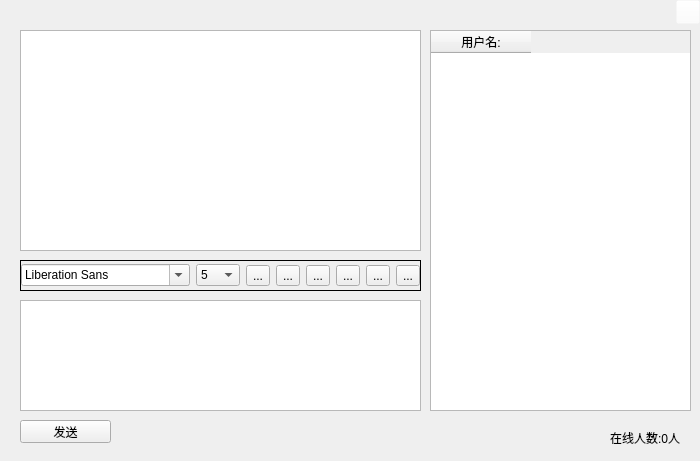
Above: QQClient/widgetclint.ui from adad15/qq- before the change. Below: the same form after it.
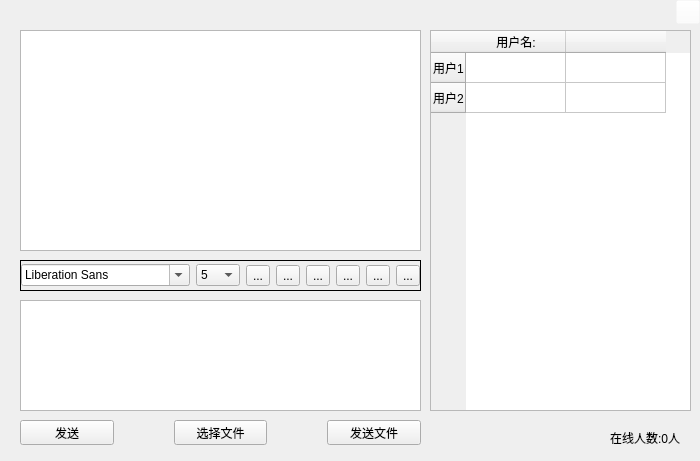
That is the form after the change. Icons and pictures are not drawn.

Diff of the .ui file:
```diff
--- a/QQClient/widgetclint.ui
+++ b/QQClient/widgetclint.ui
@@ -222,19 +222,6 @@
     </rect>
    </property>
   </widget>
-  <widget class="QPushButton" name="pBsend">
-   <property name="geometry">
-    <rect>
-     <x>20</x>
-     <y>420</y>
-     <width>91</width>
-     <height>23</height>
-    </rect>
-   </property>
-   <property name="text">
-    <string>发送</string>
-   </property>
-  </widget>
   <widget class="QLabel" name="labelnumber">
    <property name="geometry">
     <rect>
@@ -257,11 +244,62 @@
      <height>381</height>
     </rect>
    </property>
+   <row>
+    <property name="text">
+     <string>用户1</string>
+    </property>
+   </row>
+   <row>
+    <property name="text">
+     <string>用户2</string>
+    </property>
+   </row>
    <column>
     <property name="text">
      <string>用户名:</string>
     </property>
    </column>
+   <column>
+    <property name="text">
+     <string/>
+    </property>
+   </column>
+  </widget>
+  <widget class="QWidget" name="">
+   <property name="geometry">
+    <rect>
+     <x>20</x>
+     <y>420</y>
+     <width>401</width>
+     <height>25</height>
+    </rect>
+   </property>
+   <layout class="QHBoxLayout" name="horizontalLayout_2">
+    <property name="spacing">
+     <number>60</number>
+    </property>
+    <item>
+     <widget class="QPushButton" name="pBsend">
+      <property name="text">
+       <string>发送</string>
+      </property>
+     </widget>
+    </item>
+    <item>
+     <widget class="QPushButton" name="pBseclet">
+      <property name="text">
+       <string>选择文件</string>
+      </property>
+     </widget>
+    </item>
+    <item>
+     <widget class="QPushButton" name="pBsendfile">
+      <property name="text">
+       <string>发送文件</string>
+      </property>
+     </widget>
+    </item>
+   </layout>
   </widget>
  </widget>
  <resources>
```
